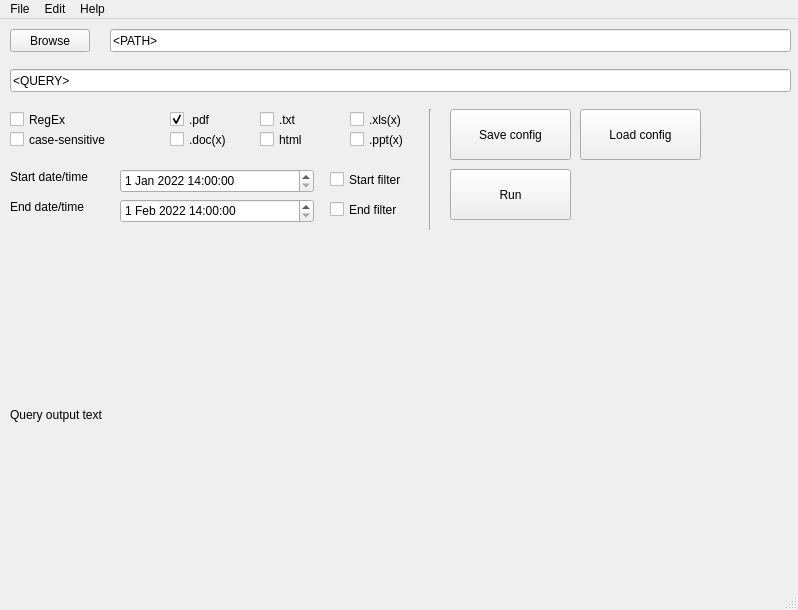
First picture: the form in design.ui, repository iTsluku/kdtools, before the edit.
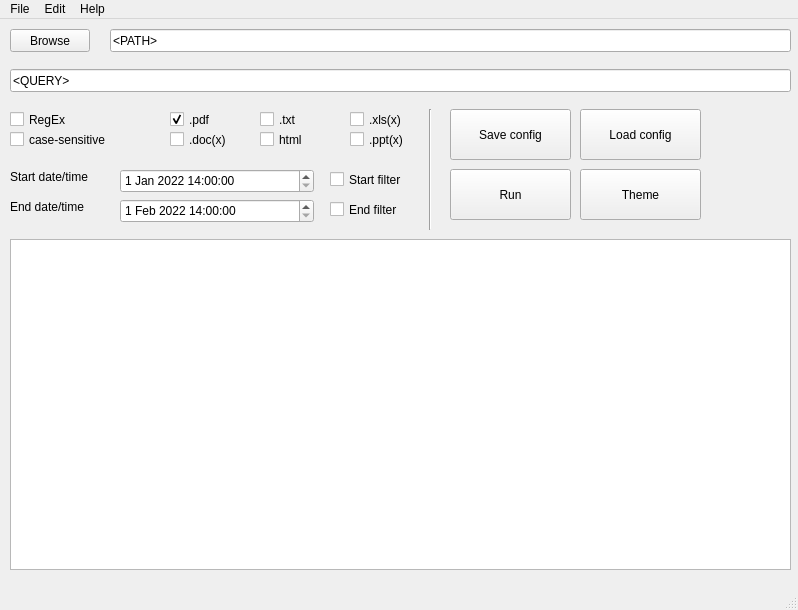
Second picture: the form after the edit.

Commit message: Update query output format

Diff of the .ui file:
```diff
--- a/design.ui
+++ b/design.ui
@@ -14,19 +14,6 @@
    <string>MainWindow</string>
   </property>
   <widget class="QWidget" name="centralwidget">
-   <widget class="QLabel" name="label_output">
-    <property name="geometry">
-     <rect>
-      <x>10</x>
-      <y>240</y>
-      <width>771</width>
-      <height>311</height>
-     </rect>
-    </property>
-    <property name="text">
-     <string>Query output text</string>
-    </property>
-   </widget>
    <widget class="QLineEdit" name="lineEdit_path">
     <property name="geometry">
      <rect>
@@ -323,6 +310,29 @@
      <string>Run</string>
     </property>
    </widget>
+   <widget class="QTextEdit" name="textEdit_output">
+    <property name="geometry">
+     <rect>
+      <x>10</x>
+      <y>220</y>
+      <width>781</width>
+      <height>331</height>
+     </rect>
+    </property>
+   </widget>
+   <widget class="QPushButton" name="pushButton_theme">
+    <property name="geometry">
+     <rect>
+      <x>580</x>
+      <y>150</y>
+      <width>121</width>
+      <height>51</height>
+     </rect>
+    </property>
+    <property name="text">
+     <string>Theme</string>
+    </property>
+   </widget>
   </widget>
   <widget class="QMenuBar" name="menubar">
    <property name="geometry">
```
The commit also changes 1 other file.
